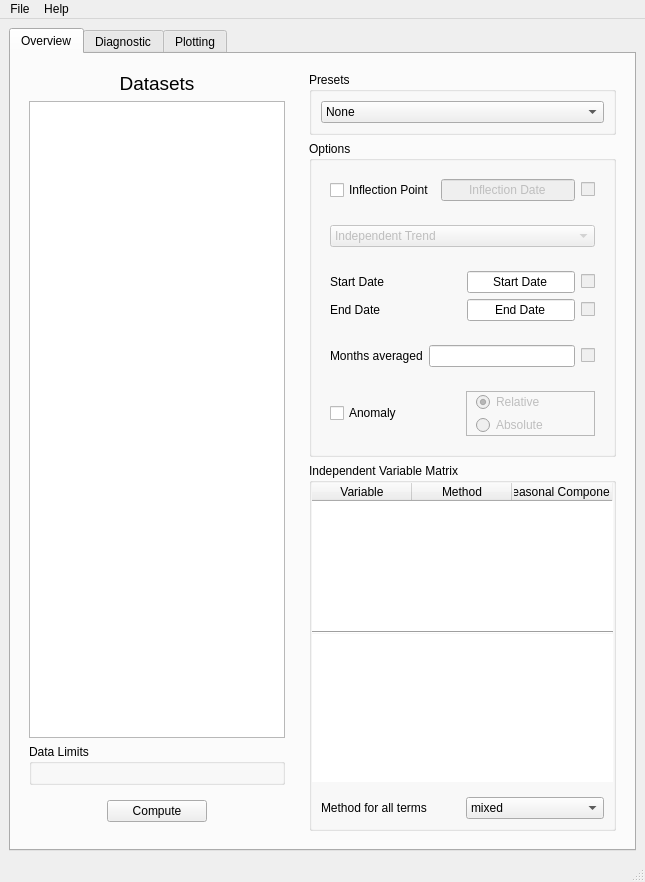
The window that main.ui (IUPBAuf/IUP-Regression-Model) describes before a commit, drawn with Qt 5.
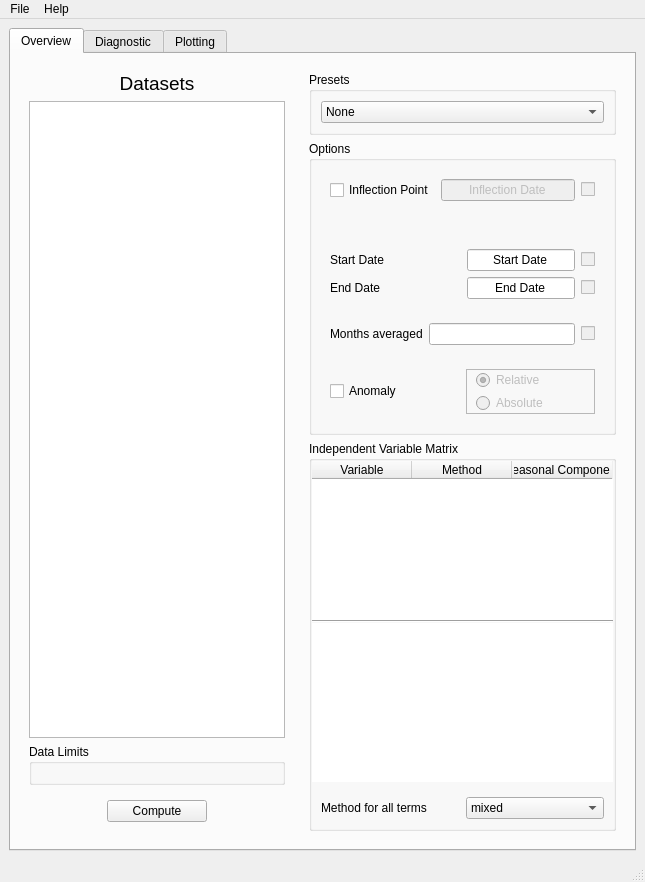
The same window after the commit.

Commit message:
Multiple Inflection Points in HUD
Added the possibility to change each inflection period in the HUD, depending on the amount of inflection points.

Diff of the .ui file:
```diff
--- a/main.ui
+++ b/main.ui
@@ -188,26 +188,8 @@
                </widget>
               </item>
               <item>
-               <widget class="QWidget" name="widget_5" native="true">
-                <layout class="QVBoxLayout" name="verticalLayout_4">
-                 <item>
-                  <widget class="QComboBox" name="inflection_method">
-                   <property name="enabled">
-                    <bool>false</bool>
-                   </property>
-                   <item>
-                    <property name="text">
-                     <string>Independent Trend</string>
-                    </property>
-                   </item>
-                   <item>
-                    <property name="text">
-                     <string>Piece-wise Linear Trend</string>
-                    </property>
-                   </item>
-                  </widget>
-                 </item>
-                </layout>
+               <widget class="QWidget" name="inflection_widget" native="true">
+                <layout class="QHBoxLayout" name="horizontalLayout_27"/>
                </widget>
               </item>
               <item>
```
The commit also changes 3 other files.
